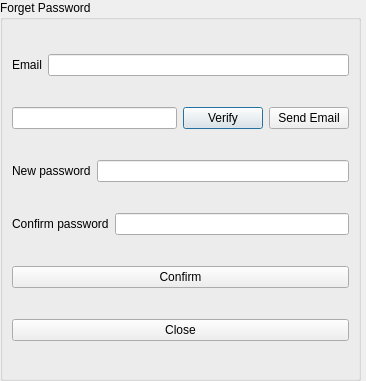
First picture: the form in In4B00king/forgetpassword.ui, repository leejm17/ICT1009-In4B00king, before the edit.
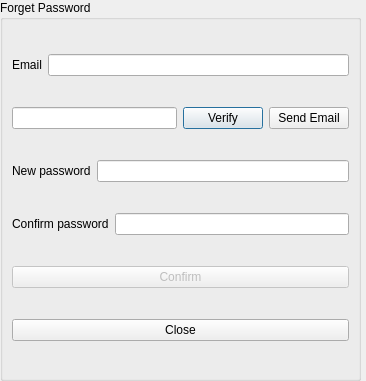
Second picture: the form after the edit.

Diff of the .ui file:
```diff
--- a/In4B00king/forgetpassword.ui
+++ b/In4B00king/forgetpassword.ui
@@ -131,6 +131,9 @@
     </item>
     <item>
      <widget class="QPushButton" name="resetpassword">
+      <property name="enabled">
+       <bool>false</bool>
+      </property>
       <property name="text">
        <string>Confirm</string>
       </property>
```
Left out of the diff: 2 changed lines with no effect on the pictures.
